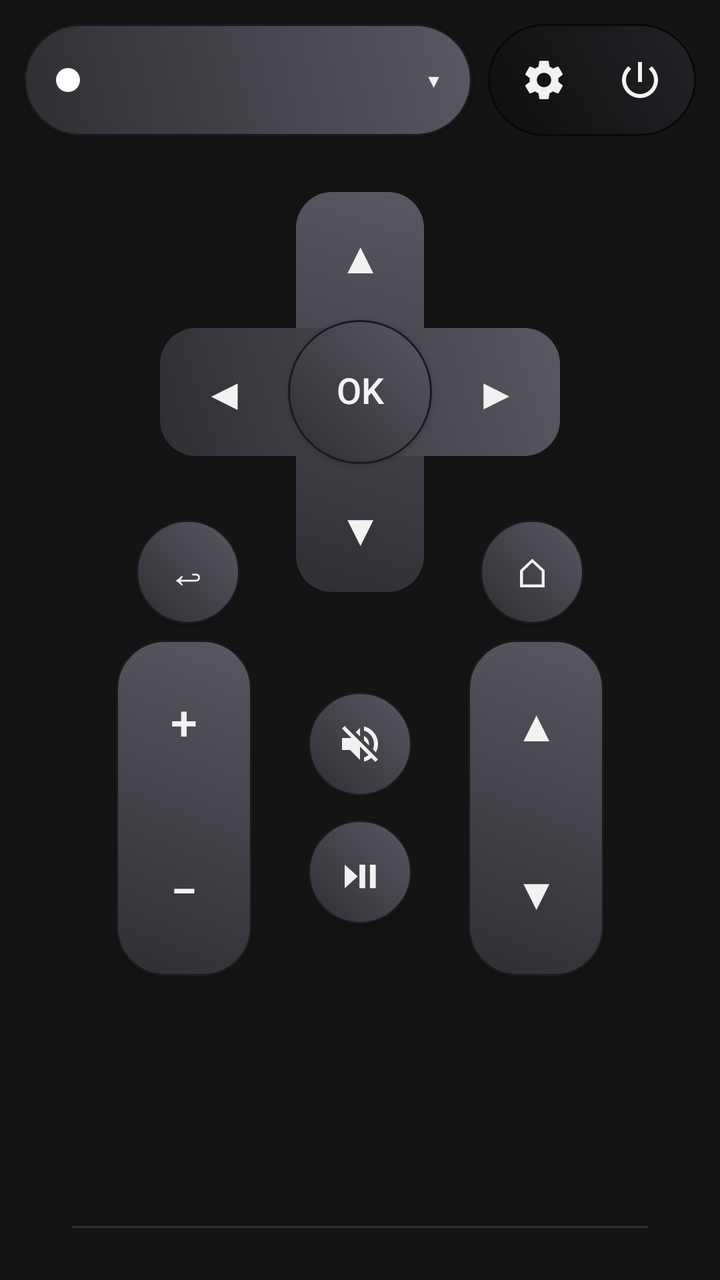
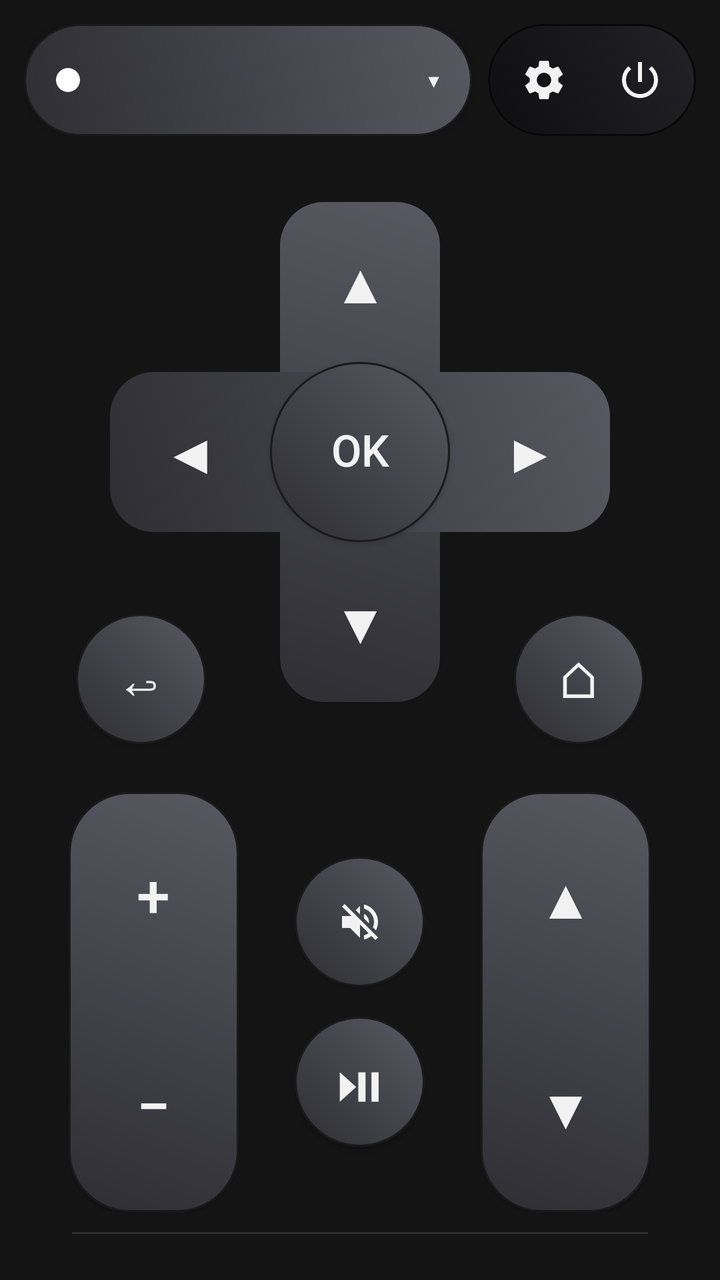

The first picture is an Android layout as it rendered before a commit; the second is the same layout after the commit. The layout source and the unified diff follow.
<!-- AndroidManifest.xml: application theme Theme.GrafRemote -->
<!-- res/layout/activity_main.xml -->
<?xml version="1.0" encoding="utf-8"?>
<LinearLayout xmlns:android="http://schemas.android.com/apk/res/android"
    android:layout_width="match_parent"
    android:layout_height="match_parent"
    android:orientation="vertical"
    android:padding="12dp">

    
    <LinearLayout
        android:layout_width="match_parent"
        android:layout_height="wrap_content"
        android:gravity="center_vertical"
        android:orientation="horizontal">

        
        <LinearLayout
            android:layout_width="0dp"
            android:layout_height="56dp"
            android:layout_weight="1"
            android:background="@drawable/topbar_selector_pill"
            android:elevation="1dp"
            android:gravity="center_vertical"
            android:orientation="horizontal">

            <View
                android:id="@+id/statusDot"
                android:layout_width="12dp"
                android:layout_height="12dp"
                android:layout_marginStart="16dp"
                android:layout_marginEnd="10dp"
                android:background="@drawable/status_dot"
                android:contentDescription="Connection status" />

            <Spinner
                android:id="@+id/tvSpinner"
                android:layout_width="0dp"
                android:layout_height="wrap_content"
                android:layout_weight="1"
                android:background="@android:color/transparent" />

            <TextView
                android:layout_width="wrap_content"
                android:layout_height="wrap_content"
                android:layout_marginStart="8dp"
                android:layout_marginEnd="16dp"
                android:clickable="false"
                android:focusable="false"
                android:text="▾"
                android:textColor="#f2f2f2"
                android:textSize="18sp" />
        </LinearLayout>

        
        <LinearLayout
            android:layout_width="wrap_content"
            android:layout_height="56dp"
            android:layout_marginStart="8dp"
            android:background="@drawable/topbar_inset_panel"
            android:gravity="center"
            android:orientation="horizontal"
            android:paddingStart="6dp"
            android:paddingEnd="6dp">

            <ImageButton
                android:id="@+id/btnSettings"
                android:layout_width="44dp"
                android:layout_height="44dp"
                android:background="@drawable/btn_touch_ripple"
                android:contentDescription="Setup"
                android:scaleType="center"
                android:src="@drawable/ic_settings" />

            <ImageButton
                android:id="@+id/btnPower"
                android:layout_width="44dp"
                android:layout_height="44dp"
                android:layout_marginStart="4dp"
                android:background="@drawable/btn_touch_ripple"
                android:contentDescription="Power"
                android:scaleType="center"
                android:src="@drawable/ic_power" />
        </LinearLayout>
    </LinearLayout>

    
    <LinearLayout
        android:layout_width="match_parent"
        android:layout_height="wrap_content"
        android:layout_marginTop="8dp"
        android:gravity="center"
        android:orientation="vertical">

        <RelativeLayout
            android:layout_width="240dp"
            android:layout_height="240dp">

            <View
                android:layout_width="200dp"
                android:layout_height="200dp"
                android:layout_centerInParent="true"
                android:background="@drawable/btn_dpad_cross"
                android:elevation="1dp" />

            <Button
                android:id="@+id/btnUp"
                android:layout_width="64dp"
                android:layout_height="64dp"
                android:layout_above="@id/btnOk"
                android:layout_centerHorizontal="true"
                android:background="@drawable/btn_touch_ripple"
                android:gravity="center"
                android:includeFontPadding="false"
                android:minWidth="0dp"
                android:minHeight="0dp"
                android:text="▲"
                android:textSize="22sp" />

            <Button
                android:id="@+id/btnDown"
                android:layout_width="64dp"
                android:layout_height="64dp"
                android:layout_below="@id/btnOk"
                android:layout_centerHorizontal="true"
                android:background="@drawable/btn_touch_ripple"
                android:gravity="center"
                android:includeFontPadding="false"
                android:minWidth="0dp"
                android:minHeight="0dp"
                android:text="▼"
                android:textSize="22sp" />

            <Button
                android:id="@+id/btnLeft"
                android:layout_width="64dp"
                android:layout_height="64dp"
                android:layout_toStartOf="@id/btnOk"
                android:layout_centerVertical="true"
                android:background="@drawable/btn_touch_ripple"
                android:gravity="center"
                android:includeFontPadding="false"
                android:minWidth="0dp"
                android:minHeight="0dp"
                android:text="◀"
                android:textSize="22sp" />

            <Button
                android:id="@+id/btnRight"
                android:layout_width="64dp"
                android:layout_height="64dp"
                android:layout_toEndOf="@id/btnOk"
                android:layout_centerVertical="true"
                android:background="@drawable/btn_touch_ripple"
                android:gravity="center"
                android:includeFontPadding="false"
                android:minWidth="0dp"
                android:minHeight="0dp"
                android:text="▶"
                android:textSize="22sp" />

            <Button
                android:id="@+id/btnOk"
                android:layout_width="72dp"
                android:layout_height="72dp"
                android:layout_centerInParent="true"
                android:background="@drawable/btn_circle_selector"
                android:elevation="1dp"
                android:gravity="center"
                android:includeFontPadding="false"
                android:minWidth="0dp"
                android:minHeight="0dp"
                android:text="OK"
                android:textSize="18sp" />

            <Button
                android:id="@+id/btnBack"
                android:layout_width="52dp"
                android:layout_height="52dp"
                android:layout_alignParentStart="true"
                android:layout_alignParentBottom="true"
                android:layout_marginStart="8dp"
                android:layout_marginBottom="4dp"
                android:background="@drawable/btn_circle_selector"
                android:contentDescription="Back"
                android:elevation="1dp"
                android:gravity="center"
                android:includeFontPadding="false"
                android:minWidth="0dp"
                android:minHeight="0dp"
                android:text="↩"
                android:textSize="20sp" />

            <Button
                android:id="@+id/btnHome"
                android:layout_width="52dp"
                android:layout_height="52dp"
                android:layout_alignParentEnd="true"
                android:layout_alignParentBottom="true"
                android:layout_marginEnd="8dp"
                android:layout_marginBottom="4dp"
                android:background="@drawable/btn_circle_selector"
                android:contentDescription="Home"
                android:elevation="1dp"
                android:gravity="center"
                android:includeFontPadding="false"
                android:minWidth="0dp"
                android:minHeight="0dp"
                android:text="⌂"
                android:textSize="20sp" />
        </RelativeLayout>
    </LinearLayout>

    
    <LinearLayout
        android:layout_width="match_parent"
        android:layout_height="wrap_content"
        android:layout_marginTop="4dp"
        android:gravity="center_horizontal"
        android:orientation="horizontal">

        
        <FrameLayout
            android:layout_width="68dp"
            android:layout_height="168dp"
            android:background="@drawable/btn_rocker_pill"
            android:elevation="1dp">

            <LinearLayout
                android:layout_width="match_parent"
                android:layout_height="match_parent"
                android:orientation="vertical">

                <Button
                    android:id="@+id/btnVolUp"
                    android:layout_width="match_parent"
                    android:layout_height="0dp"
                    android:layout_weight="1"
                    android:background="@drawable/btn_touch_ripple"
                    android:gravity="center"
                    android:includeFontPadding="false"
                    android:minWidth="0dp"
                    android:minHeight="0dp"
                    android:text="+"
                    android:textSize="24sp" />

                <Button
                    android:id="@+id/btnVolDown"
                    android:layout_width="match_parent"
                    android:layout_height="0dp"
                    android:layout_weight="1"
                    android:background="@drawable/btn_touch_ripple"
                    android:gravity="center"
                    android:includeFontPadding="false"
                    android:minWidth="0dp"
                    android:minHeight="0dp"
                    android:text="−"
                    android:textSize="24sp" />
            </LinearLayout>
        </FrameLayout>

        
        <LinearLayout
            android:layout_width="wrap_content"
            android:layout_height="168dp"
            android:layout_marginStart="28dp"
            android:layout_marginEnd="28dp"
            android:gravity="center"
            android:orientation="vertical">

            <ImageButton
                android:id="@+id/btnMute"
                android:layout_width="52dp"
                android:layout_height="52dp"
                android:background="@drawable/btn_circle_selector"
                android:contentDescription="Mute"
                android:elevation="1dp"
                android:scaleType="center"
                android:src="@drawable/ic_mute" />

            <Button
                android:id="@+id/btnPlayPause"
                android:layout_width="52dp"
                android:layout_height="52dp"
                android:layout_marginTop="12dp"
                android:background="@drawable/btn_circle_selector"
                android:contentDescription="Play/Pause"
                android:elevation="1dp"
                android:gravity="center"
                android:includeFontPadding="false"
                android:minWidth="0dp"
                android:minHeight="0dp"
                android:text="⏯"
                android:textSize="20sp" />
        </LinearLayout>

        
        <FrameLayout
            android:layout_width="68dp"
            android:layout_height="168dp"
            android:background="@drawable/btn_rocker_pill"
            android:elevation="1dp">

            <LinearLayout
                android:layout_width="match_parent"
                android:layout_height="match_parent"
                android:orientation="vertical">

                <Button
                    android:id="@+id/btnChUp"
                    android:layout_width="match_parent"
                    android:layout_height="0dp"
                    android:layout_weight="1"
                    android:background="@drawable/btn_touch_ripple"
                    android:gravity="center"
                    android:includeFontPadding="false"
                    android:minWidth="0dp"
                    android:minHeight="0dp"
                    android:text="▲"
                    android:textSize="22sp" />

                <Button
                    android:id="@+id/btnChDown"
                    android:layout_width="match_parent"
                    android:layout_height="0dp"
                    android:layout_weight="1"
                    android:background="@drawable/btn_touch_ripple"
                    android:gravity="center"
                    android:includeFontPadding="false"
                    android:minWidth="0dp"
                    android:minHeight="0dp"
                    android:text="▼"
                    android:textSize="22sp" />
            </LinearLayout>
        </FrameLayout>
    </LinearLayout>

    
    <View
        android:layout_width="match_parent"
        android:layout_height="0dp"
        android:layout_weight="1" />

    
    <View
        android:layout_width="match_parent"
        android:layout_height="1dp"
        android:layout_marginStart="24dp"
        android:layout_marginTop="10dp"
        android:layout_marginEnd="24dp"
        android:layout_marginBottom="6dp"
        android:background="#2E2E33" />

    
    <HorizontalScrollView
        android:layout_width="match_parent"
        android:layout_height="wrap_content"
        android:fillViewport="true">

        <LinearLayout
            android:id="@+id/appsRow"
            android:layout_width="match_parent"
            android:layout_height="wrap_content"
            android:gravity="center_horizontal"
            android:orientation="horizontal"
            android:paddingTop="4dp"
            android:paddingBottom="4dp" />
    </HorizontalScrollView>
</LinearLayout>
<!-- resources referenced by this layout -->
<resources>
  <!-- drawable btn_circle_selector (drawable) -->
  <?xml version="1.0" encoding="utf-8"?>
  <selector xmlns:android="http://schemas.android.com/apk/res/android">
      <item android:drawable="@drawable/btn_circle_pressed" android:state_pressed="true" />
      <item android:drawable="@drawable/btn_circle" />
  </selector>
  <!-- drawable btn_dpad_cross (drawable) -->
  <?xml version="1.0" encoding="utf-8"?>
  <layer-list xmlns:android="http://schemas.android.com/apk/res/android">
      <item
          android:width="64dp"
          android:height="200dp"
          android:gravity="center">
          <shape android:shape="rectangle">
              <gradient
                  android:angle="45"
                  android:startColor="#2E2E33"
                  android:endColor="#585862" />
              <corners android:radius="18dp" />
          </shape>
      </item>
      <item
          android:width="200dp"
          android:height="64dp"
          android:gravity="center">
          <shape android:shape="rectangle">
              <gradient
                  android:angle="45"
                  android:startColor="#2E2E33"
                  android:endColor="#585862" />
              <corners android:radius="18dp" />
          </shape>
      </item>
  </layer-list>
  <!-- drawable btn_rocker_pill (drawable) -->
  <?xml version="1.0" encoding="utf-8"?>
  <shape xmlns:android="http://schemas.android.com/apk/res/android"
      android:shape="rectangle">
      <gradient
          android:angle="45"
          android:startColor="#2E2E33"
          android:endColor="#585862" />
      <corners android:radius="24dp" />
      <stroke
          android:width="1dp"
          android:color="#1A1A1C" />
  </shape>
  <!-- drawable btn_touch_ripple (drawable) -->
  <?xml version="1.0" encoding="utf-8"?>
  <ripple xmlns:android="http://schemas.android.com/apk/res/android"
      android:color="#33FFFFFF">
      <item android:drawable="@android:color/transparent" />
  </ripple>
  <!-- drawable status_dot (drawable) -->
  <?xml version="1.0" encoding="utf-8"?>
  <shape xmlns:android="http://schemas.android.com/apk/res/android"
      android:shape="oval">
      
      <solid android:color="#FFFFFF" />
      <size
          android:width="12dp"
          android:height="12dp" />
  </shape>
  <!-- drawable topbar_inset_panel (drawable) -->
  <?xml version="1.0" encoding="utf-8"?>
  <shape xmlns:android="http://schemas.android.com/apk/res/android"
      android:shape="rectangle">
      <gradient
          android:angle="225"
          android:startColor="#232327"
          android:endColor="#0E0E10" />
      <corners android:radius="28dp" />
      <stroke
          android:width="1dp"
          android:color="#08080A" />
  </shape>
  <style name="Theme.GrafRemote" parent="android:Theme.Material.NoActionBar">
          <item name="android:windowBackground">#141414</item>
          <item name="android:textColor">#f2f2f2</item>
          <item name="android:colorAccent">#4da3ff</item>
      </style>
  <!-- drawable btn_circle_pressed (drawable) -->
  <?xml version="1.0" encoding="utf-8"?>
  <shape xmlns:android="http://schemas.android.com/apk/res/android"
      android:shape="oval">
      <gradient
          android:angle="45"
          android:startColor="#222226"
          android:endColor="#3D3D45" />
      <stroke
          android:width="1dp"
          android:color="#101012" />
  </shape>
  <!-- drawable btn_circle (drawable) -->
  <?xml version="1.0" encoding="utf-8"?>
  <shape xmlns:android="http://schemas.android.com/apk/res/android"
      android:shape="oval">
      <gradient
          android:angle="45"
          android:startColor="#2E2E33"
          android:endColor="#585862" />
      <stroke
          android:width="1dp"
          android:color="#1A1A1C" />
  </shape>
  <!-- unchanged entries left out for length: 4 -->
</resources>

<!-- the commit's change to res/layout/activity_main.xml (unified diff, before → after) -->
@@ -91,20 +91,20 @@
         android:orientation="vertical">
 
         <RelativeLayout
-            android:layout_width="240dp"
-            android:layout_height="240dp">
+            android:layout_width="300dp"
+            android:layout_height="300dp">
 
             <View
-                android:layout_width="200dp"
-                android:layout_height="200dp"
+                android:layout_width="250dp"
+                android:layout_height="250dp"
                 android:layout_centerInParent="true"
                 android:background="@drawable/btn_dpad_cross"
                 android:elevation="1dp" />
 
             <Button
                 android:id="@+id/btnUp"
-                android:layout_width="64dp"
-                android:layout_height="64dp"
+                android:layout_width="80dp"
+                android:layout_height="80dp"
                 android:layout_above="@id/btnOk"
                 android:layout_centerHorizontal="true"
                 android:background="@drawable/btn_touch_ripple"
@@ -113,12 +113,12 @@
                 android:minWidth="0dp"
                 android:minHeight="0dp"
                 android:text="▲"
-                android:textSize="22sp" />
+                android:textSize="28sp" />
 
             <Button
                 android:id="@+id/btnDown"
-                android:layout_width="64dp"
-                android:layout_height="64dp"
+                android:layout_width="80dp"
+                android:layout_height="80dp"
                 android:layout_below="@id/btnOk"
                 android:layout_centerHorizontal="true"
                 android:background="@drawable/btn_touch_ripple"
@@ -127,12 +127,12 @@
                 android:minWidth="0dp"
                 android:minHeight="0dp"
                 android:text="▼"
-                android:textSize="22sp" />
+                android:textSize="28sp" />
 
             <Button
                 android:id="@+id/btnLeft"
-                android:layout_width="64dp"
-                android:layout_height="64dp"
+                android:layout_width="80dp"
+                android:layout_height="80dp"
                 android:layout_toStartOf="@id/btnOk"
                 android:layout_centerVertical="true"
                 android:background="@drawable/btn_touch_ripple"
@@ -141,12 +141,12 @@
                 android:minWidth="0dp"
                 android:minHeight="0dp"
                 android:text="◀"
-                android:textSize="22sp" />
+                android:textSize="28sp" />
 
             <Button
                 android:id="@+id/btnRight"
-                android:layout_width="64dp"
-                android:layout_height="64dp"
+                android:layout_width="80dp"
+                android:layout_height="80dp"
                 android:layout_toEndOf="@id/btnOk"
                 android:layout_centerVertical="true"
                 android:background="@drawable/btn_touch_ripple"
@@ -155,26 +155,26 @@
                 android:minWidth="0dp"
                 android:minHeight="0dp"
                 android:text="▶"
+                android:textSize="28sp" />
+
+            <Button
+                android:id="@+id/btnOk"
+                android:layout_width="90dp"
+                android:layout_height="90dp"
+                android:layout_centerInParent="true"
+                android:background="@drawable/btn_circle_selector"
+                android:elevation="1dp"
+                android:gravity="center"
+                android:includeFontPadding="false"
+                android:minWidth="0dp"
+                android:minHeight="0dp"
+                android:text="OK"
                 android:textSize="22sp" />
 
             <Button
-                android:id="@+id/btnOk"
-                android:layout_width="72dp"
-                android:layout_height="72dp"
-                android:layout_centerInParent="true"
-                android:background="@drawable/btn_circle_selector"
-                android:elevation="1dp"
-                android:gravity="center"
-                android:includeFontPadding="false"
-                android:minWidth="0dp"
-                android:minHeight="0dp"
-                android:text="OK"
-                android:textSize="18sp" />
-
-            <Button
                 android:id="@+id/btnBack"
-                android:layout_width="52dp"
-                android:layout_height="52dp"
+                android:layout_width="65dp"
+                android:layout_height="65dp"
                 android:layout_alignParentStart="true"
                 android:layout_alignParentBottom="true"
                 android:layout_marginStart="8dp"
@@ -187,12 +187,12 @@
                 android:minWidth="0dp"
                 android:minHeight="0dp"
                 android:text="↩"
-                android:textSize="20sp" />
+                android:textSize="25sp" />
 
             <Button
                 android:id="@+id/btnHome"
-                android:layout_width="52dp"
-                android:layout_height="52dp"
+                android:layout_width="65dp"
+                android:layout_height="65dp"
                 android:layout_alignParentEnd="true"
                 android:layout_alignParentBottom="true"
                 android:layout_marginEnd="8dp"
@@ -205,7 +205,7 @@
                 android:minWidth="0dp"
                 android:minHeight="0dp"
                 android:text="⌂"
-                android:textSize="20sp" />
+                android:textSize="25sp" />
         </RelativeLayout>
     </LinearLayout>
 
@@ -213,14 +213,14 @@
     <LinearLayout
         android:layout_width="match_parent"
         android:layout_height="wrap_content"
-        android:layout_marginTop="4dp"
+        android:layout_marginTop="20dp"
         android:gravity="center_horizontal"
         android:orientation="horizontal">
 
         
         <FrameLayout
-            android:layout_width="68dp"
-            android:layout_height="168dp"
+            android:layout_width="85dp"
+            android:layout_height="210dp"
             android:background="@drawable/btn_rocker_pill"
             android:elevation="1dp">
 
@@ -240,7 +240,7 @@
                     android:minWidth="0dp"
                     android:minHeight="0dp"
                     android:text="+"
-                    android:textSize="24sp" />
+                    android:textSize="30sp" />
 
                 <Button
                     android:id="@+id/btnVolDown"
@@ -253,14 +253,14 @@
                     android:minWidth="0dp"
                     android:minHeight="0dp"
                     android:text="−"
-                    android:textSize="24sp" />
+                    android:textSize="30sp" />
             </LinearLayout>
         </FrameLayout>
 
         
         <LinearLayout
             android:layout_width="wrap_content"
-            android:layout_height="168dp"
+            android:layout_height="210dp"
             android:layout_marginStart="28dp"
             android:layout_marginEnd="28dp"
             android:gravity="center"
@@ -268,8 +268,8 @@
 
             <ImageButton
                 android:id="@+id/btnMute"
-                android:layout_width="52dp"
-                android:layout_height="52dp"
+                android:layout_width="65dp"
+                android:layout_height="65dp"
                 android:background="@drawable/btn_circle_selector"
                 android:contentDescription="Mute"
                 android:elevation="1dp"
@@ -278,9 +278,9 @@
 
             <Button
                 android:id="@+id/btnPlayPause"
-                android:layout_width="52dp"
-                android:layout_height="52dp"
-                android:layout_marginTop="12dp"
+                android:layout_width="65dp"
+                android:layout_height="65dp"
+                android:layout_marginTop="15dp"
                 android:background="@drawable/btn_circle_selector"
                 android:contentDescription="Play/Pause"
                 android:elevation="1dp"
@@ -289,13 +289,13 @@
                 android:minWidth="0dp"
                 android:minHeight="0dp"
                 android:text="⏯"
-                android:textSize="20sp" />
+                android:textSize="25sp" />
         </LinearLayout>
 
         
         <FrameLayout
-            android:layout_width="68dp"
-            android:layout_height="168dp"
+            android:layout_width="85dp"
+            android:layout_height="210dp"
             android:background="@drawable/btn_rocker_pill"
             android:elevation="1dp">
 
@@ -315,7 +315,7 @@
                     android:minWidth="0dp"
                     android:minHeight="0dp"
                     android:text="▲"
-                    android:textSize="22sp" />
+                    android:textSize="28sp" />
 
                 <Button
                     android:id="@+id/btnChDown"
@@ -328,7 +328,7 @@
                     android:minWidth="0dp"
                     android:minHeight="0dp"
                     android:text="▼"
-                    android:textSize="22sp" />
+                    android:textSize="28sp" />
             </LinearLayout>
         </FrameLayout>
     </LinearLayout>
<!-- resource entries referenced after the edit -->
@@ -10,27 +10,27 @@
   <?xml version="1.0" encoding="utf-8"?>
   <layer-list xmlns:android="http://schemas.android.com/apk/res/android">
       <item
-          android:width="64dp"
-          android:height="200dp"
+          android:width="80dp"
+          android:height="250dp"
           android:gravity="center">
           <shape android:shape="rectangle">
               <gradient
                   android:angle="45"
                   android:startColor="#2E2E33"
                   android:endColor="#585862" />
-              <corners android:radius="18dp" />
+              <corners android:radius="22dp" />
           </shape>
       </item>
       <item
-          android:width="200dp"
-          android:height="64dp"
+          android:width="250dp"
+          android:height="80dp"
           android:gravity="center">
           <shape android:shape="rectangle">
               <gradient
                   android:angle="45"
                   android:startColor="#2E2E33"
                   android:endColor="#585862" />
-              <corners android:radius="18dp" />
+              <corners android:radius="22dp" />
           </shape>
       </item>
   </layer-list>
@@ -42,7 +42,7 @@
           android:angle="45"
           android:startColor="#2E2E33"
           android:endColor="#585862" />
-      <corners android:radius="24dp" />
+      <corners android:radius="30dp" />
       <stroke
           android:width="1dp"
           android:color="#1A1A1C" />
